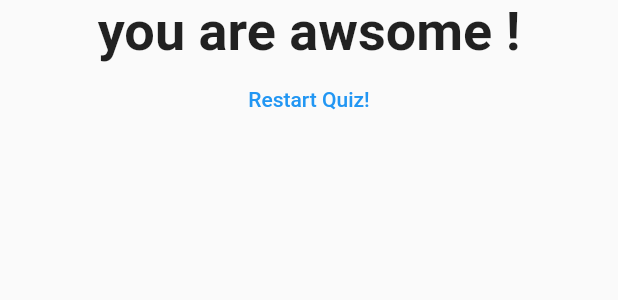
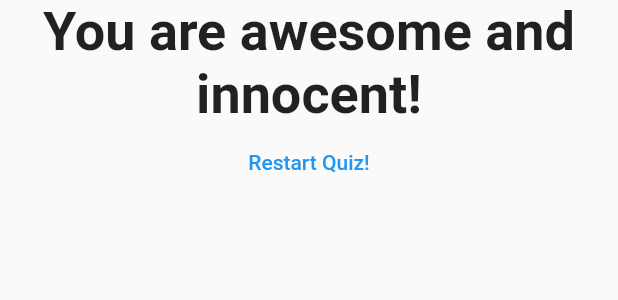
Before and after one commit to EvGen94/Flutter_apps, a Flutter app: the Result widget shown alone on an empty page, opened directly with empty values, on a phone screen of 412 x 824 dp. Shown: the top 300 px of the screen. Run offline on Flutter 3.47's test engine with Material 2 defaults, Android fonts, the phone set to English and light mode, and no system bars.

Commit message:
add_fromMAX

```diff
--- a/counter/lib/main.dart
+++ b/counter/lib/main.dart
@@ -1,15 +1,12 @@
-import 'package:counter/result.dart';
 import 'package:flutter/material.dart';
 
-//import './question.dart';
-//import './answer.dart';
-import "./quiz.dart";
-
-// void main(){
+import './quiz.dart';
+import './result.dart';
+// void main() {
 //   runApp(MyApp());
 // }
+
 void main() => runApp(MyApp());
-
 
 class MyApp extends StatefulWidget {
   @override
@@ -22,72 +19,80 @@ class MyApp extends StatefulWidget {
 class _MyAppState extends State<MyApp> {
   final _questions = const [
     {
-      "questionText": "What's your favorite color ?",
-      "answerText": [
-        {'text': "Black", 'score': 10},
-        {'text': "red", 'score': 5},
-        {'text': "Green", 'score': 3},
-        {'text': "White", 'score': 1}
+      'questionText': 'What\'s your favorite color?',
+      'answers': [
+        {'text': 'Black', 'score': 10},
+        {'text': 'Red', 'score': 5},
+        {'text': 'Green', 'score': 3},
+        {'text': 'White', 'score': 1},
       ],
     },
     {
-      "questionText": "What's your favorite animal ?",
-      "answerText": [
-        {'text': "Dog1", 'score': 1},
-        {'text': "Dog2", 'score': 3},
-        {'text': "Cat1", 'score': 5},
-        {'text': "Cat2", 'score': 10}
+      'questionText': 'What\'s your favorite animal?',
+      'answers': [
+        {'text': 'Rabbit', 'score': 3},
+        {'text': 'Snake', 'score': 11},
+        {'text': 'Elephant', 'score': 5},
+        {'text': 'Lion', 'score': 9},
       ],
     },
     {
-      "questionText": "Who is your favorite instructor ?",
-      "answerText": [
-        {'text': "Me1", 'score': 1},
-        {'text': "Me2", 'score': 3},
-        {'text': "Me3", 'score': 5},
-        {'text': "Me4", 'score': 10}
+      'questionText': 'Who\'s your favorite instructor?',
+      'answers': [
+        {'text': 'Max', 'score': 1},
+        {'text': 'Max', 'score': 1},
+        {'text': 'Max', 'score': 1},
+        {'text': 'Max', 'score': 1},
       ],
     },
   ];
-  var _indexQuestion = 0;
-  var _totalScore = 0 ;
-  void _reSetQuiz(){
+  var _questionIndex = 0;
+  var _totalScore = 0;
+
+  void _resetQuiz() {
     setState(() {
-       _indexQuestion = 0;
-     _totalScore = 0 ;
+      _questionIndex = 0;
+      _totalScore = 0;
     });
   }
+
   void _answerQuestion(int score) {
-_totalScore += score ;
+    // var aBool = true;
+    // aBool = false;
+
+    _totalScore += score;
 
     setState(() {
-      _indexQuestion = _indexQuestion + 1;
+      _questionIndex = _questionIndex + 1;
     });
-    print(_indexQuestion);
-    if (_indexQuestion < _questions.length) {
-      print("We have more questions!");
+    print(_questionIndex);
+    if (_questionIndex < _questions.length) {
+      print('We have more questions!');
     } else {
-      print("No more questions !");
+      print('No more questions!');
     }
   }
 
   @override
   Widget build(BuildContext context) {
+    // var dummy = const ['Hello'];
+    // dummy.add('Max');
+    // print(dummy);
+    // dummy = [];
+    // questions = []; // does not work if questions is a const
+
     return MaterialApp(
       home: Scaffold(
         appBar: AppBar(
-          title: Text("My first app"),
+          title: Text('My First App'),
         ),
-        body: _indexQuestion < _questions.length
+        body: _questionIndex < _questions.length
             ? Quiz(
                 answerQuestion: _answerQuestion,
-                indexQuestion: _indexQuestion,
+                questionIndex: _questionIndex,
                 questions: _questions,
               )
-            : Result(_totalScore,_reSetQuiz),
-        //: Center(
-        //   child: Text("You did it !"),
-        // ),
+            : Result(_totalScore, _resetQuiz),
       ),
     );
   }
--- a/counter/lib/question.dart
+++ b/counter/lib/question.dart
@@ -2,7 +2,9 @@ import 'package:flutter/material.dart';
 
 class Question extends StatelessWidget {
   final String questionText;
+
   Question(this.questionText);
+
   @override
   Widget build(BuildContext context) {
     return Container(
--- a/counter/lib/result.dart
+++ b/counter/lib/result.dart
@@ -2,23 +2,22 @@ import 'package:flutter/material.dart';
 
 class Result extends StatelessWidget {
   final int resultScore;
-  final Function resetHendler;
+  final Function resetHandler;
 
-  Result(this.resultScore, this.resetHendler);
-  String get resultPhrese {
-    String resultsText = 'You did it !';
+  Result(this.resultScore, this.resetHandler);
 
-    if (resultScore <= 5) {
-      resultsText = "you are awsome ! ";
-    } else if (resultScore <= 10) {
-      resultsText = "you are awsome ! ";
-    } else if (resultScore <= 15) {
-      resultsText = "you are dont' know ! ";
+  String get resultPhrase {
+    String resultText;
+    if (resultScore <= 8) {
+      resultText = 'You are awesome and innocent!';
+    } else if (resultScore <= 12) {
+      resultText = 'Pretty likeable!';
+    } else if (resultScore <= 16) {
+      resultText = 'You are ... strange?!';
     } else {
-      resultsText = "you are so bad ! ";
+      resultText = 'You are so bad!';
     }
-
-    return resultsText;
+    return resultText;
   }
 
   @override
@@ -27,14 +26,16 @@ class Result extends StatelessWidget {
       child: Column(
         children: <Widget>[
           Text(
-            resultPhrese,
+            resultPhrase,
             style: TextStyle(fontSize: 36, fontWeight: FontWeight.bold),
             textAlign: TextAlign.center,
           ),
           FlatButton(
-            child: Text("Restart Quiz!"),
+            child: Text(
+              'Restart Quiz!',
+            ),
             textColor: Colors.blue,
-            onPressed: resetHendler,
+            onPressed: resetHandler,
           ),
         ],
       ),
```
Also changed, not shown: counter/lib/answer.dart (+7 -5 lines), counter/lib/quiz.dart (+11 -10 lines).
